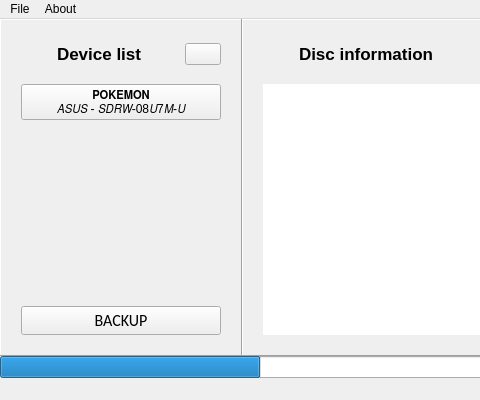
rlaphoenix/Slipstream, file pslipstream/static/form.ui: the form before one commit; both pictures show x 0 to 480 and y 0 to 400 of the 1300 by 400 pixel window.
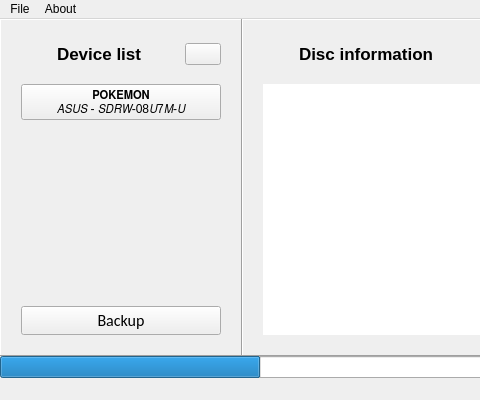
The form after the commit. Icons and pictures are not drawn.

Commit message: ui: Backup button text should be title-cased

Diff of the .ui file:
```diff
--- a/pslipstream/static/form.ui
+++ b/pslipstream/static/form.ui
@@ -221,7 +221,7 @@
             </font>
            </property>
            <property name="text">
-            <string>BACKUP</string>
+            <string>Backup</string>
            </property>
           </widget>
          </item>
```
